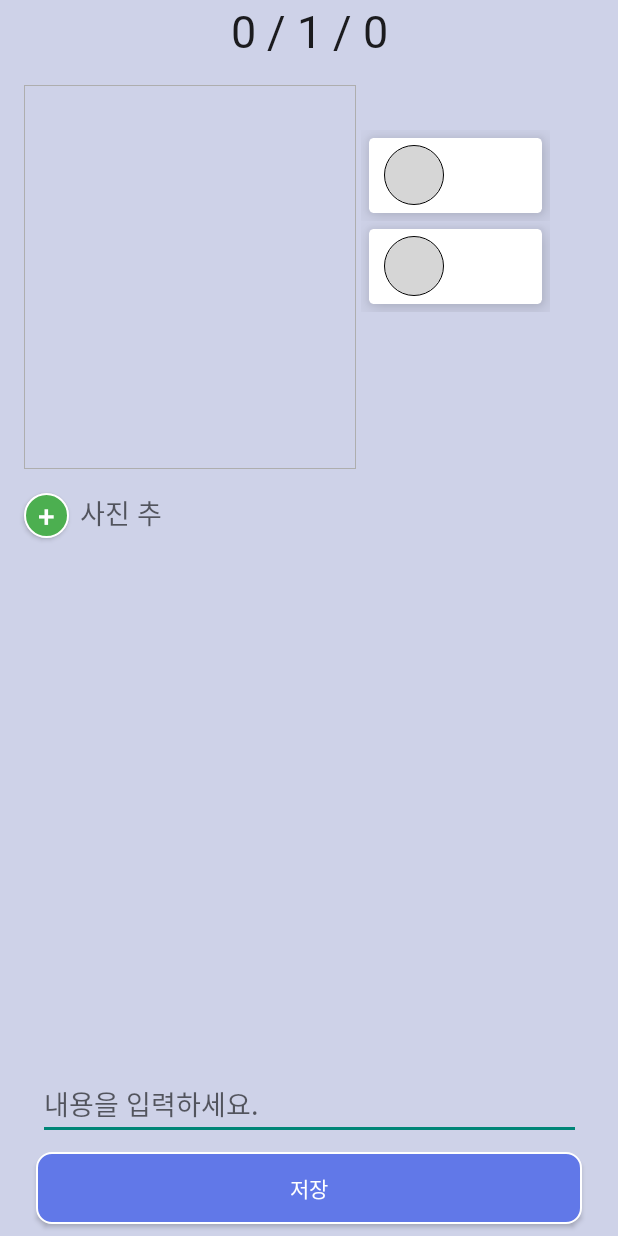
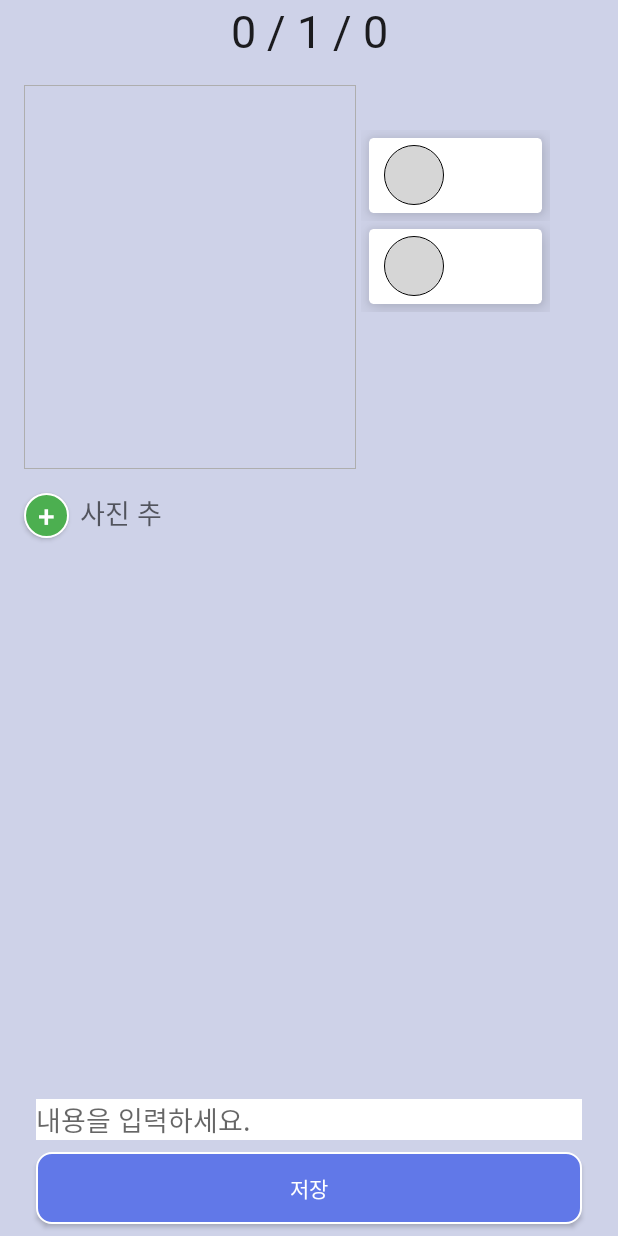
Before and after one commit to cypsyco/MadDiary, an Android app: the CalendarDate screen opened directly, with no data from a screen before it, on a phone screen of 412 x 824 dp. Run offline under Robolectric (Android 15) with nearby library versions, the phone set to English and light mode, and no system bars; our stand-ins replace CircleImageView.

Commit message:
merged version of jeon and park

```diff
--- a/Application/app/src/main/java/com/example/tab/GalleryFragment.java
+++ b/Application/app/src/main/java/com/example/tab/GalleryFragment.java
@@ -43,7 +43,8 @@ public class GalleryFragment extends Fragment {
     public int q = 0;
     String x = "";
     String img_name = "osz.png";
-    Button btn_insert;
+    Button btn_insert, btn_prev, btn_next;
+    GridView gv;
     public GalleryFragment() {
         // Required empty public constructor
     }
@@ -56,7 +57,10 @@ public class GalleryFragment extends Fragment {
         super.onCreate(savedInstanceState);
         View v = inflater.inflate(R.layout.fragment_gallery, container, false);
         btn_insert = v.findViewById(R.id.btn_insert);
-        final GridView gv = v.findViewById(R.id.gridView);
+        View a = inflater.inflate(R.layout.gallery_expanded, container, false);
+        btn_prev = a.findViewById(R.id.btn_prev);
+        btn_next = a.findViewById(R.id.btn_next);
+        gv = v.findViewById(R.id.gridView);
         SharedPreferences pref = this.getActivity().getSharedPreferences("pref", android.app.Activity.MODE_PRIVATE);
         if ((pref != null) && (pref.contains("x"))) {  // pref가 비어있지 않고 x가 있으면 실행
             x = pref.getString("x", "");    // x 받아오기
@@ -91,7 +95,6 @@ public class GalleryFragment extends Fragment {
                 } catch (Exception e) {
                     Toast.makeText(getActivity().getApplicationContext(), "파일 불러오기 실패", Toast.LENGTH_SHORT).show();
                 }
-                final GridView gv = getView().findViewById(R.id.gridView);
                 MyGridAdapter gAdapter = new MyGridAdapter(getActivity());
                 gv.setAdapter(gAdapter);
             }
@@ -165,6 +168,7 @@ public class GalleryFragment extends Fragment {
 
             final int pos = i;
             imageView.setOnClickListener(new View.OnClickListener() {
+                int prev = pos-1;
                 @Override
                 public void onClick(View view) {
                     View dialogView = View.inflate(getActivity(), R.layout.gallery_expanded, null);
@@ -190,8 +194,8 @@ public class GalleryFragment extends Fragment {
                                     flist[i].delete();
                                 }
                             }
-                            Intent intent = new Intent(getActivity(), MainActivity.class);
-                            startActivity(intent);
+                            MyGridAdapter gAdapter = new MyGridAdapter(getActivity());
+                            gv.setAdapter(gAdapter);
                         }
                     });
                     dlg.setPositiveButton("닫기", null);
--- a/Application/app/src/main/java/com/example/tab/PhoneBookAddActivity.java
+++ b/Application/app/src/main/java/com/example/tab/PhoneBookAddActivity.java
@@ -75,18 +75,22 @@ public class PhoneBookAddActivity extends AppCompatActivity {
                 PhoneBookDB addressDB = new PhoneBookDB(PhoneBookAddActivity.this);
                 addressDB.addPhoneNumber(name, phone, data);
 
+                // 다음 코드는 두 번째 탭으로 이동합니다.
                 TabLayout tab;
                 ViewPager viewPager;
 
                 setContentView(R.layout.activity_main);
 
-                tab=findViewById(R.id.tab);
-                viewPager=findViewById(R.id.viewpager);
+                tab = findViewById(R.id.tab);
+                viewPager = findViewById(R.id.viewpager);
 
-                ViewPagerAdapter ad =new ViewPagerAdapter(getSupportFragmentManager());
+                ViewPagerAdapter ad = new ViewPagerAdapter(getSupportFragmentManager());
                 viewPager.setAdapter(ad);
 
                 tab.setupWithViewPager(viewPager);
+
+                // 두 번째 탭으로 자동 전환
+                viewPager.setCurrentItem(1);
             }
         }
         );
--- a/Application/app/src/main/res/layout/activity_calendar_date.xml
+++ b/Application/app/src/main/res/layout/activity_calendar_date.xml
@@ -69,13 +69,12 @@
         android:id="@+id/address_add"
         android:layout_width="30dp"
         android:layout_height="30dp"
-        android:layout_marginStart="16dp"
         android:background="@drawable/circular_button"
         android:text="+"
         android:textColor="@color/white"
         android:textSize="20sp"
-        app:layout_constraintStart_toEndOf="@+id/imageView2"
-        app:layout_constraintTop_toTopOf="@+id/imageView2" />
+        app:layout_constraintStart_toStartOf="@+id/recyclerView"
+        app:layout_constraintTop_toTopOf="@+id/imageView2"/>
 
     <EditText
         android:id="@+id/contextEditText"
@@ -106,30 +105,26 @@
 
     <EditText
         android:id="@+id/contextEditText2"
-        android:layout_width="362dp"
-        android:layout_height="120dp"
-        android:layout_marginStart="24dp"
-        android:layout_marginEnd="24dp"
+        android:layout_width="0dp"
+        android:layout_height="wrap_content"
+        android:background="@color/white"
         android:ems="10"
-        android:gravity="bottom"
         android:hint="내용을 입력하세요."
         android:inputType="textMultiLine"
-        app:layout_constraintEnd_toEndOf="parent"
-        app:layout_constraintStart_toStartOf="parent"
-        app:layout_constraintTop_toTopOf="@+id/textView" />
+        app:layout_constraintBottom_toBottomOf="@+id/textView"
+        app:layout_constraintEnd_toEndOf="@+id/save_Btn"
+        app:layout_constraintStart_toStartOf="@+id/save_Btn"  />
 
     <TextView
         android:id="@+id/textView2"
-        android:layout_width="362dp"
-        android:layout_height="120dp"
-        android:layout_marginStart="24dp"
-        android:layout_marginEnd="24dp"
-        android:layout_marginBottom="8dp"
-        android:textSize="16sp"
+        android:layout_width="0dp"
+        android:layout_height="wrap_content"
+        android:layout_marginTop="8dp"
+        android:textSize="20sp"
         android:fontFamily="@font/nanumbrush"
-        app:layout_constraintBottom_toTopOf="@+id/save_Btn"
-        app:layout_constraintEnd_toEndOf="parent"
-        app:layout_constraintStart_toStartOf="parent" />
+        app:layout_constraintEnd_toEndOf="@+id/save_Btn"
+        app:layout_constraintStart_toStartOf="@+id/save_Btn"
+        app:layout_constraintTop_toBottomOf="@+id/image_text" />
 
     <android.widget.Button
         android:id="@+id/save_Btn"
@@ -146,30 +141,32 @@
 
     <android.widget.Button
         android:id="@+id/cha_Btn"
-        android:layout_width="180dp"
+        android:layout_width="0dp"
         android:layout_height="wrap_content"
-        android:layout_marginStart="24dp"
+        android:layout_marginEnd="8dp"
         android:layout_marginBottom="8dp"
+        android:background="@drawable/round_button"
+        android:fontFamily="@font/nanumbrush"
         android:text="수정"
-        android:background="@drawable/round_button"
         android:textColor="@android:color/white"
         android:textSize="18sp"
-        android:fontFamily="@font/nanumbrush"
         app:layout_constraintBottom_toBottomOf="parent"
-        app:layout_constraintStart_toStartOf="parent" />
+        app:layout_constraintEnd_toStartOf="@+id/del_Btn"
+        app:layout_constraintStart_toStartOf="@+id/save_Btn" />
 
     <android.widget.Button
         android:id="@+id/del_Btn"
-        android:layout_width="176dp"
+        android:layout_width="0dp"
         android:layout_height="wrap_content"
-        android:layout_marginEnd="24dp"
+        android:layout_marginBottom="8dp"
+        android:background="@drawable/round_button"
+        android:fontFamily="@font/nanumbrush"
         android:text="삭제"
-        android:background="@drawable/round_button"
         android:textColor="@android:color/white"
         android:textSize="18sp"
-        android:fontFamily="@font/nanumbrush"
-        app:layout_constraintBottom_toBottomOf="@+id/save_Btn"
-        app:layout_constraintEnd_toEndOf="parent" />
+        app:layout_constraintBottom_toBottomOf="parent"
+        app:layout_constraintEnd_toEndOf="@+id/save_Btn"
+        app:layout_constraintStart_toEndOf="@+id/cha_Btn" />
 
     <androidx.recyclerview.widget.RecyclerView
         android:id="@+id/recyclerView"
```
Also changed, not shown: 1 other file.
